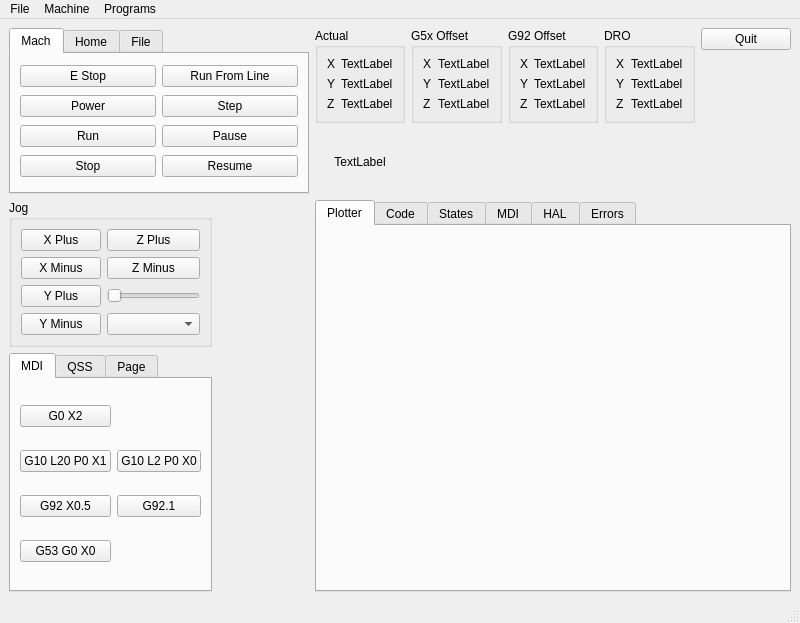
Old version of the form examples/testgui/test.ui in the repository tlight9/testgui.
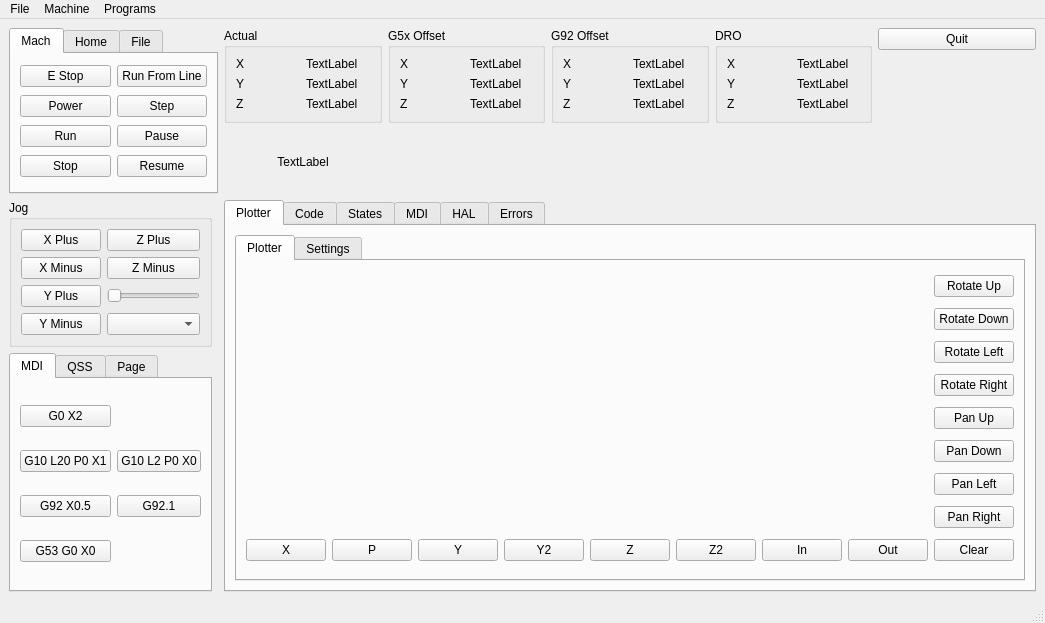
New version of the form. The open tabs and pages were chosen to show the change.

What changed in the file:
```diff
--- a/examples/testgui/test.ui
+++ b/examples/testgui/test.ui
@@ -246,7 +246,245 @@
        </attribute>
        <layout class="QVBoxLayout" name="verticalLayout">
         <item>
-         <widget class="QWidget" name="plot_widget" native="true"/>
+         <widget class="QTabWidget" name="tabWidget_2">
+          <property name="currentIndex">
+           <number>0</number>
+          </property>
+          <widget class="QWidget" name="tab_11">
+           <attribute name="title">
+            <string>Plotter</string>
+           </attribute>
+           <layout class="QGridLayout" name="gridLayout_18">
+            <item row="8" column="5">
+             <widget class="QPushButton" name="view_z_pb">
+              <property name="text">
+               <string>Z</string>
+              </property>
+             </widget>
+            </item>
+            <item row="6" column="9">
+             <widget class="QPushButton" name="view_pan_left_pb">
+              <property name="text">
+               <string>Pan Left</string>
+              </property>
+             </widget>
+            </item>
+            <item row="8" column="7">
+             <widget class="QPushButton" name="view_zoom_in_pb">
+              <property name="text">
+               <string>In</string>
+              </property>
+             </widget>
+            </item>
+            <item row="1" column="9">
+             <widget class="QPushButton" name="view_rotate_down_pb">
+              <property name="text">
+               <string>Rotate Down</string>
+              </property>
+             </widget>
+            </item>
+            <item row="8" column="6">
+             <widget class="QPushButton" name="view_z2_pb">
+              <property name="text">
+               <string>Z2</string>
+              </property>
+             </widget>
+            </item>
+            <item row="4" column="9">
+             <widget class="QPushButton" name="view_pan_up_pb">
+              <property name="text">
+               <string>Pan Up</string>
+              </property>
+             </widget>
+            </item>
+            <item row="8" column="8">
+             <widget class="QPushButton" name="view_zoom_out_pb">
+              <property name="text">
+               <string>Out</string>
+              </property>
+             </widget>
+            </item>
+            <item row="8" column="9">
+             <widget class="QPushButton" name="view_clear_pb">
+              <property name="text">
+               <string>Clear</string>
+              </property>
+             </widget>
+            </item>
+            <item row="3" column="9">
+             <widget class="QPushButton" name="view_rotate_right_pb">
+              <property name="text">
+               <string>Rotate Right</string>
+              </property>
+             </widget>
+            </item>
+            <item row="8" column="3">
+             <widget class="QPushButton" name="view_y_pb">
+              <property name="text">
+               <string>Y</string>
+              </property>
+             </widget>
+            </item>
+            <item row="8" column="4">
+             <widget class="QPushButton" name="view_y2_pb">
+              <property name="text">
+               <string>Y2</string>
+              </property>
+             </widget>
+            </item>
+            <item row="2" column="9">
+             <widget class="QPushButton" name="view_rotate_left_pb">
+              <property name="text">
+               <string>Rotate Left</string>
+              </property>
+             </widget>
+            </item>
+            <item row="5" column="9">
+             <widget class="QPushButton" name="view_pan_down_pb">
+              <property name="text">
+               <string>Pan Down</string>
+              </property>
+             </widget>
+            </item>
+            <item row="0" column="9">
+             <widget class="QPushButton" name="view_rotate_up_pb">
+              <property name="text">
+               <string>Rotate Up</string>
+              </property>
+             </widget>
+            </item>
+            <item row="7" column="9">
+             <widget class="QPushButton" name="view_pan_right_pb">
+              <property name="text">
+               <string>Pan Right</string>
+              </property>
+             </widget>
+            </item>
+            <item row="8" column="2">
+             <widget class="QPushButton" name="view_p_pb">
+              <property name="text">
+               <string>P</string>
+              </property>
+             </widget>
+            </item>
+            <item row="8" column="0" colspan="2">
+             <widget class="QPushButton" name="view_x_pb">
+              <property name="text">
+               <string>X</string>
+              </property>
+             </widget>
+            </item>
+            <item row="0" column="0" rowspan="8" colspan="9">
+             <widget class="QWidget" name="plot_widget" native="true"/>
+            </item>
+           </layout>
+          </widget>
+          <widget class="QWidget" name="tab_12">
+           <attribute name="title">
+            <string>Settings</string>
+           </attribute>
+           <layout class="QGridLayout" name="gridLayout_17">
+            <item row="0" column="1">
+             <widget class="QPushButton" name="pushButton_21">
+              <property name="text">
+               <string>PushButton</string>
+              </property>
+             </widget>
+            </item>
+            <item row="1" column="1">
+             <widget class="QPushButton" name="pushButton_23">
+              <property name="text">
+               <string>PushButton</string>
+              </property>
+             </widget>
+            </item>
+            <item row="2" column="1">
+             <widget class="QPushButton" name="pushButton_20">
+              <property name="text">
+               <string>PushButton</string>
+              </property>
+             </widget>
+            </item>
+            <item row="3" column="1">
+             <widget class="QPushButton" name="pushButton_22">
+              <property name="text">
+               <string>PushButton</string>
+              </property>
+             </widget>
+            </item>
+            <item row="4" column="1">
+             <widget class="QPushButton" name="pushButton_24">
+              <property name="text">
+               <string>PushButton</string>
+              </property>
+             </widget>
+            </item>
+            <item row="4" column="2">
+             <widget class="QPushButton" name="pushButton_26">
+              <property name="text">
+               <string>PushButton</string>
+              </property>
+             </widget>
+            </item>
+            <item row="5" column="1">
+             <widget class="QPushButton" name="pushButton_19">
+              <property name="text">
+               <string>PushButton</string>
+              </property>
+             </widget>
+            </item>
+            <item row="5" column="2">
+             <widget class="QPushButton" name="pushButton_25">
+              <property name="text">
+               <string>PushButton</string>
+              </property>
+             </widget>
+            </item>
+            <item row="0" column="0">
+             <widget class="QCheckBox" name="checkBox">
+              <property name="text">
+               <string>CheckBox</string>
+              </property>
+             </widget>
+            </item>
+            <item row="1" column="0">
+             <widget class="QCheckBox" name="checkBox_2">
+              <property name="text">
+               <string>CheckBox</string>
+              </property>
+             </widget>
+            </item>
+            <item row="2" column="0">
+             <widget class="QCheckBox" name="checkBox_3">
+              <property name="text">
+               <string>CheckBox</string>
+              </property>
+             </widget>
+            </item>
+            <item row="3" column="0">
+             <widget class="QCheckBox" name="checkBox_4">
+              <property name="text">
+               <string>CheckBox</string>
+              </property>
+             </widget>
+            </item>
+            <item row="4" column="0">
+             <widget class="QCheckBox" name="checkBox_17">
+              <property name="text">
+               <string>PushButton</string>
+              </property>
+             </widget>
+            </item>
+            <item row="5" column="0">
+             <widget class="QCheckBox" name="checkBox_18">
+              <property name="text">
+               <string>PushButton</string>
+              </property>
+             </widget>
+            </item>
+           </layout>
+          </widget>
+         </widget>
         </item>
        </layout>
       </widget>
```
Left out of the diff: 2 changed lines with no effect on the pictures.
